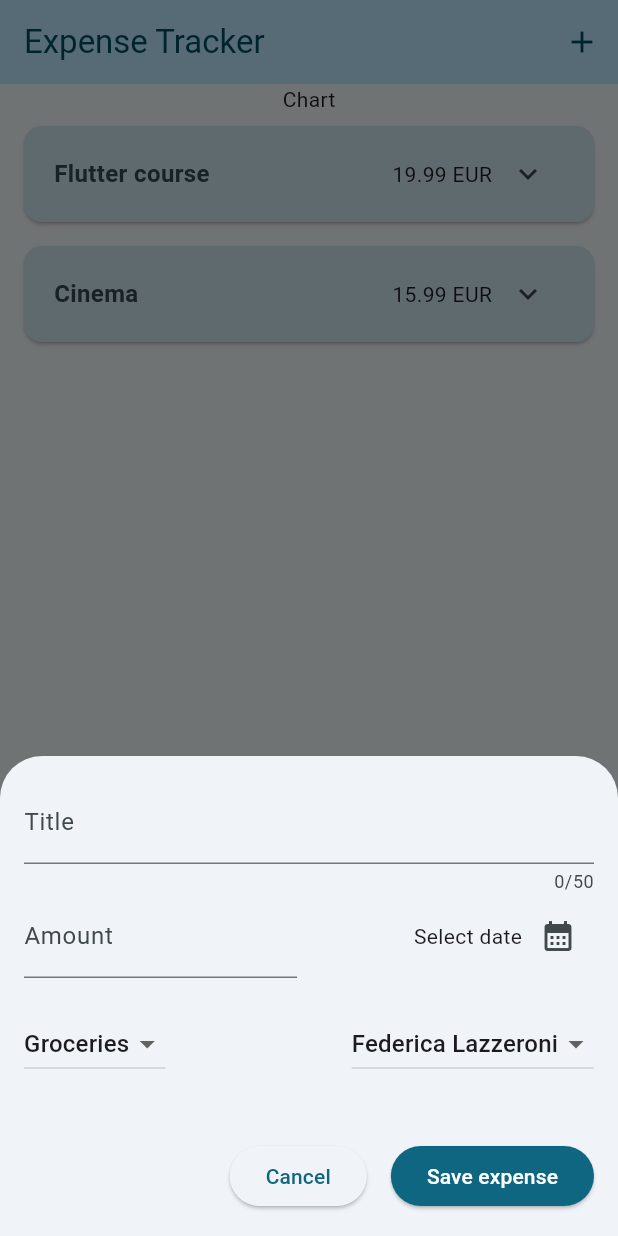
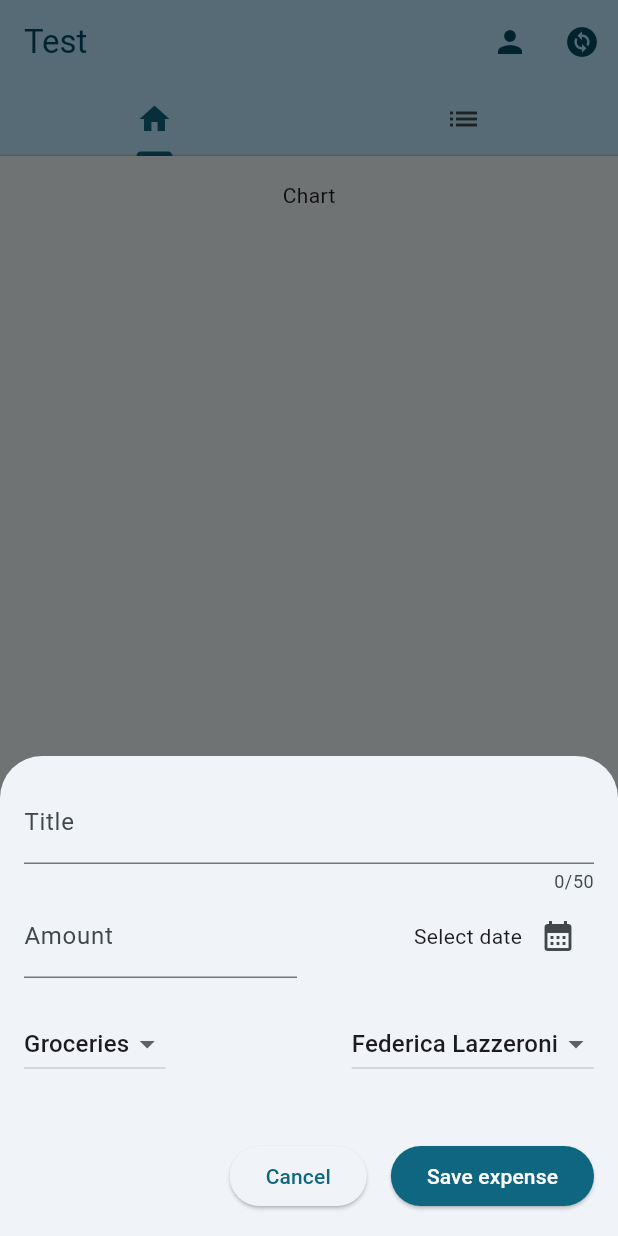
Before and after one commit to alvaromateo/expense_tracker, a Flutter app: the screen it shows after launch, after a tap on the "add" icon, on a phone screen of 412 x 824 dp. Run offline on Flutter 3.47's test engine with Material 3 defaults, Android fonts, the phone set to English and light mode, and no system bars.

```diff
--- a/lib/models/expense.dart
+++ b/lib/models/expense.dart
@@ -1,10 +1,6 @@
-import 'package:uuid/uuid.dart';
-
-import 'package:expense_tracker/dates.dart';
+import 'package:expense_tracker/utils.dart';
 import 'package:expense_tracker/models/person.dart';
 import 'package:expense_tracker/models/category.dart';
-
-const uuid = Uuid();
 
 class Expense {
   final String id;
--- /dev/null
+++ b/lib/models/expenses_account.dart
@@ -0,0 +1,40 @@
+import 'package:expense_tracker/utils.dart';
+
+import 'package:expense_tracker/models/expense.dart';
+import 'package:expense_tracker/models/person.dart';
+
+class ExpensesAccount {
+  final String id;
+  final String title;
+  final List<Expense> expenses = [];
+  final List<Person> participants;
+
+  ExpensesAccount({
+    required this.title,
+    required this.participants,
+  }) : id = uuid.v4();
+
+  void addParticipant(Person person) {
+    participants.add(person);
+  }
+
+  void removeParticipant(Person person) {
+    participants.remove(person);
+  }
+
+  void addExpense(Expense expense, [int? index]) {
+    if (index != null) {
+      expenses.insert(index, expense);
+    } else {
+      expenses.add(expense);
+    }
+  }
+
+  int removeExpense(Expense expense) {
+    final index = expenses.indexOf(expense);
+    if (index >= 0 && index < expenses.length) {
+      expenses.removeAt(index);
+    }
+    return index;
+  }
+}
--- a/lib/dates.dart
+++ b/lib/utils.dart
@@ -1,3 +1,6 @@
 import 'package:intl/intl.dart';
+import 'package:uuid/uuid.dart';
 
 final dateFormatter = DateFormat.yMd();
+
+const uuid = Uuid();
--- a/lib/widgets/expenses.dart
+++ b/lib/widgets/expenses.dart
@@ -1,8 +1,13 @@
+import 'dart:math';
+
 import 'package:flutter/material.dart';
+
+import 'package:expense_tracker/color.dart';
 
 import 'package:expense_tracker/models/expense.dart';
 import 'package:expense_tracker/models/category.dart';
 import 'package:expense_tracker/models/person.dart';
+import 'package:expense_tracker/models/expenses_account.dart';
 
 import 'package:expense_tracker/widgets/new_expense.dart';
 import 'package:expense_tracker/widgets/expenses_list/expenses_list.dart';
@@ -22,40 +27,87 @@ const Widget noExpenses = Center(
 
 class _ExpensesState extends State<Expenses> {
   final Person self = alvaro;
-  final List<Expense> _registeredExpenses = dummyExpenseData();
-  final List<Person> _registeredPersons = const [
-    fede,
-    alvaro,
-  ];
+  final ExpensesAccount expensesAccount = ExpensesAccount(
+    title: 'Test',
+    participants: [fede, alvaro],
+  );
+  // dummy variable to redraw widget
+  int forceRedraw = 0;
+
+  @override
+  void initState() {
+    super.initState();
+    for (Expense expense in dummyExpenseData()) {
+      expensesAccount.addExpense(expense);
+    }
+  }
 
   @override
   Widget build(BuildContext context) {
+    final colorScheme = Theme.of(context).colorScheme;
     Widget mainContent = noExpenses;
-    if (_registeredExpenses.isNotEmpty) {
+    if (expensesAccount.expenses.isNotEmpty) {
       mainContent = ExpensesList(
-        expenses: _registeredExpenses,
+        expenses: expensesAccount.expenses,
         onRemoveExpense: _removeExpense,
       );
     }
-    return Scaffold(
+    return DefaultTabController(
+      length: 2,
+      child: Scaffold(
         appBar: AppBar(
-        title: const Text('Expense Tracker'),
+            title: Text(expensesAccount.title),
             actions: [
               IconButton(
-            onPressed: _openNewExpense,
-            icon: const Icon(Icons.add),
+                onPressed: _openUserProfile,
+                icon: const Icon(Icons.person),
+              ),
+              IconButton(
+                onPressed: () {},
+                icon: const Icon(Icons.change_circle),
               ),
             ],
+            bottom: const TabBar(
+              tabs: [
+                Tab(icon: Icon(Icons.home)),
+                Tab(icon: Icon(Icons.list)),
+              ],
+            )),
+        body: TabBarView(children: [
+          const Padding(
+            padding: EdgeInsets.symmetric(vertical: 16.0),
+            child: Column(
+              children: [
+                Text('Chart'),
+              ],
             ),
-      body: Column(
+          ),
+          Padding(
+            padding: const EdgeInsets.symmetric(vertical: 16.0),
+            child: Column(
               children: [
-          const Text('Chart'),
                 Expanded(
                   child: mainContent,
                 ),
               ],
             ),
+          ),
+        ]),
+        floatingActionButton: IconButton(
+          iconSize: 32,
+          style: ButtonStyle(
+            backgroundColor: CustomMaterialColor(colorScheme.primary),
+            foregroundColor: CustomMaterialColor(colorScheme.onPrimary),
+          ),
+          onPressed: _openNewExpense,
+          icon: const Icon(Icons.add),
+        ),
+      ),
     );
+  }
+
+  void _openUserProfile() {
+    // ...
   }
 
   void _openNewExpense() {
@@ -64,20 +116,22 @@ class _ExpensesState extends State<Expenses> {
       isScrollControlled: true,
       useSafeArea: true,
       constraints: const BoxConstraints(),
-      builder: (ctx) => NewExpense(_registeredPersons, _addNewExpense),
+      builder: (ctx) =>
+          NewExpense(expensesAccount.participants, _addNewExpense),
     );
   }
 
   void _addNewExpense(Expense expense) {
     setState(() {
-      _registeredExpenses.add(expense);
+      expensesAccount.addExpense(expense);
     });
   }
 
   void _removeExpense(Expense expense) {
-    final expenseIndex = _registeredExpenses.indexOf(expense);
+    final expenseIndex = expensesAccount.removeExpense(expense);
+    if (expenseIndex >= 0) {
       setState(() {
-      _registeredExpenses.removeAt(expenseIndex);
+        forceRedraw++;
       });
       // clear previous snackbar
       ScaffoldMessenger.of(context).clearSnackBars();
@@ -89,12 +143,13 @@ class _ExpensesState extends State<Expenses> {
             label: 'Undo',
             onPressed: () {
               setState(() {
-              _registeredExpenses.insert(expenseIndex, expense);
+                expensesAccount.addExpense(expense, expenseIndex);
               });
             },
           ),
         ),
       );
+    }
   }
 }
 
--- a/lib/widgets/new_expense.dart
+++ b/lib/widgets/new_expense.dart
@@ -1,7 +1,7 @@
 import 'package:flutter/material.dart';
 
 import 'package:expense_tracker/color.dart';
-import 'package:expense_tracker/dates.dart';
+import 'package:expense_tracker/utils.dart';
 
 import 'package:expense_tracker/models/category.dart';
 import 'package:expense_tracker/models/person.dart';
```
Also changed, not shown: lib/main.dart (line endings or trailing spaces). Lines whose indentation alone changed are shown as unchanged.
